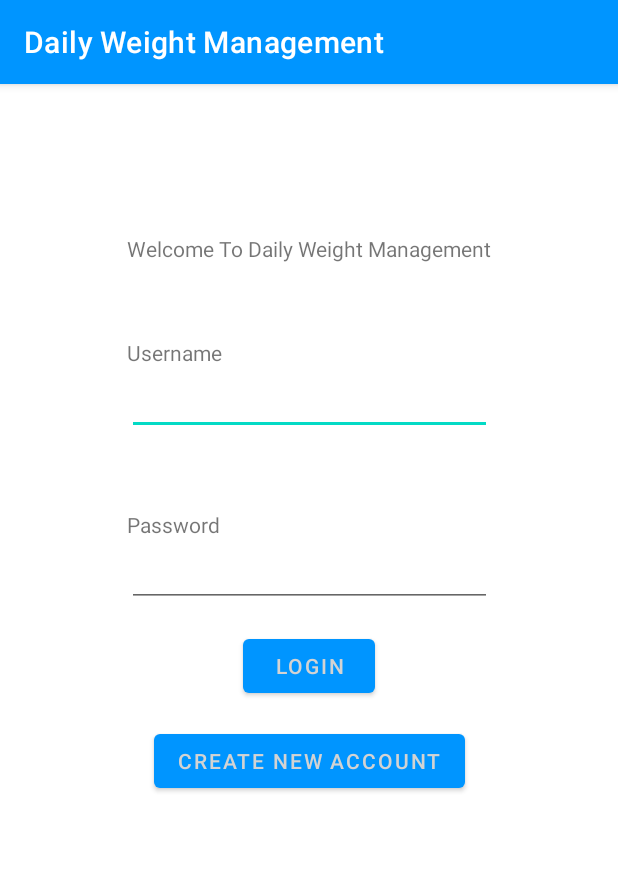
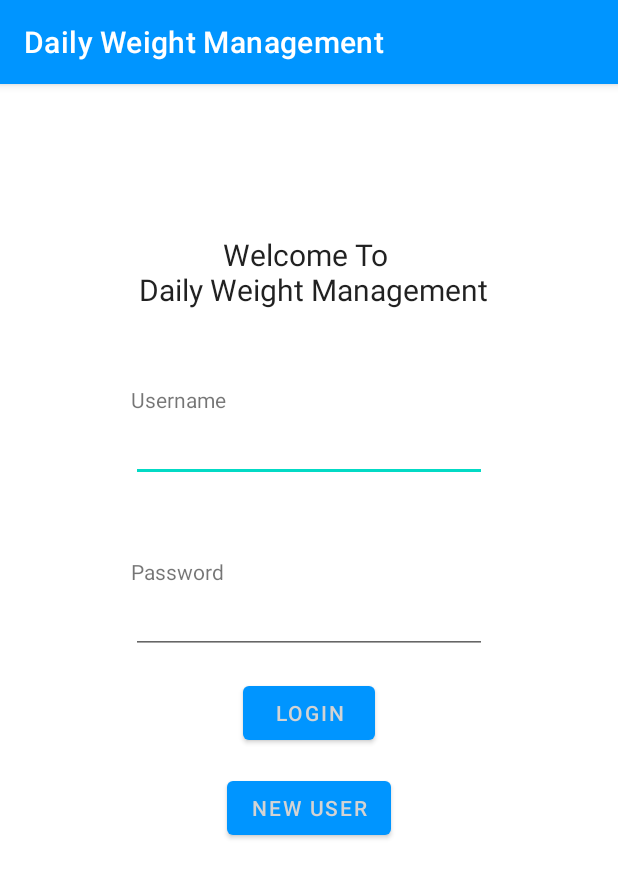
Before and after one commit to Igthife/Igthife.github.io, an Android app: the screen it shows after launch (LoginActivity), on a phone screen of 412 x 824 dp. Shown: the top 878 px of the screen. Run offline under Robolectric (Android 15) with nearby library versions, the phone set to English and light mode, and no system bars; our stand-ins replace Room's generated code.

Commit message:
Login mostly complete

```diff
--- a/CS360ArtifactSamuelHemond/app/src/main/java/com/example/cs360project3samuelhemond/LoginActivity.java
+++ b/CS360ArtifactSamuelHemond/app/src/main/java/com/example/cs360project3samuelhemond/LoginActivity.java
@@ -20,10 +20,12 @@ public class LoginActivity extends AppCompatActivity {
     @Override
     protected void onCreate(Bundle savedInstanceState) {
         super.onCreate(savedInstanceState);
-        setContentView(R.layout.login);
+        setContentView(R.layout.activity_login);
         //setup views
-        userNameView = findViewById(R.id.usernameInput);
-        passwordView = findViewById(R.id.passwordInput);
+        userNameView = findViewById(R.id.usernameInputLogin);
+        passwordView = findViewById(R.id.passwordInputLogin);
+
+        //get singleton for database
         weightRepository = WeightRepository.getInstance(this);
     }
 
@@ -46,7 +48,13 @@ public class LoginActivity extends AppCompatActivity {
 
     }
 
-    //uses login edit texts and creates user if inputs are 1 or longer and account doesn't exist
+    //method to open the register user activity
+    public void openRegisterActivity(View view){
+        Intent intent = new Intent(this, RegisterUserActivity.class);
+        startActivity(intent);      //send intent without user info
+    }
+
+    /*//uses login edit texts and creates user if inputs are 1 or longer and account doesn't exist
     public void newUserAttempt(View view){
         String username = userNameView.getText().toString();
         String password = passwordView.getText().toString();
@@ -78,5 +86,5 @@ public class LoginActivity extends AppCompatActivity {
         initGoalWeight.setWeight(0);
         initGoalWeight.setUserId(newUser.getId());
         weightRepository.addGoalWeight(initGoalWeight);
-    }
+    }*/
 }
--- a/CS360ArtifactSamuelHemond/app/src/main/java/com/example/cs360project3samuelhemond/MainActivity.java
+++ b/CS360ArtifactSamuelHemond/app/src/main/java/com/example/cs360project3samuelhemond/MainActivity.java
@@ -37,10 +37,13 @@ public class MainActivity extends AppCompatActivity {
         super.onCreate(savedInstanceState);
         setContentView(R.layout.activity_main);
 
+        //get views from xml
         goalWeightTextView = findViewById(R.id.goalWeight);
         recyclerView = findViewById(R.id.weightTable);
 
+        //get singleton for database
         weightRepository = WeightRepository.getInstance(this);
+
         //retrieve user ID from intent for uses in program
         Intent intent = getIntent();
         userID = intent.getLongExtra("userID", 0);
--- a/CS360ArtifactSamuelHemond/app/src/main/java/com/example/cs360project3samuelhemond/WeightRepository.java
+++ b/CS360ArtifactSamuelHemond/app/src/main/java/com/example/cs360project3samuelhemond/WeightRepository.java
@@ -57,8 +57,10 @@ public class WeightRepository {
         return mUserDao.getUserById(id);
     }
 
-    public User getUserByName(String userName){
-        return mUserDao.getUserByName(userName);
+    //method to safely check if user exists without returning user FIXME test
+    public Boolean checkUserByName(String userName){
+
+        return (null == mUserDao.getUserByName(userName));
     }
 
     public User getUser(String userName, String password){
--- a/CS360ArtifactSamuelHemond/app/src/main/res/layout/login.xml
+++ b/CS360ArtifactSamuelHemond/app/src/main/res/layout/activity_login.xml
@@ -8,10 +8,11 @@
 
 
     <TextView
-        android:id="@+id/welcomeText"
+        android:id="@+id/welcomeTextLogin"
         android:layout_width="wrap_content"
         android:layout_height="wrap_content"
         android:text="@string/app_welcome"
+        style="@style/titleText"
         app:layout_constraintLeft_toLeftOf="parent"
         app:layout_constraintRight_toRightOf="parent"
         app:layout_constraintTop_toTopOf="parent"
@@ -19,38 +20,39 @@
         android:layout_marginBottom="100dp"/>
 
     <TextView
-        android:id="@+id/usernamePrompt"
+        android:id="@+id/usernamePromptLogin"
         android:layout_width="wrap_content"
         android:layout_height="wrap_content"
         android:text="@string/username_credentials"
-        app:layout_constraintLeft_toLeftOf="@id/welcomeText"
-        app:layout_constraintTop_toBottomOf="@id/welcomeText"
+        app:layout_constraintLeft_toLeftOf="@id/welcomeTextLogin"
+        app:layout_constraintTop_toBottomOf="@id/welcomeTextLogin"
         android:layout_marginTop="50dp"/>
 
     <EditText
-        android:id="@+id/usernameInput"
+        android:id="@+id/usernameInputLogin"
         android:layout_width="0dp"
         android:layout_height="wrap_content"
-        app:layout_constraintLeft_toLeftOf="@id/usernamePrompt"
-        app:layout_constraintRight_toRightOf="@id/welcomeText"
-        app:layout_constraintTop_toBottomOf="@id/usernamePrompt" />
+        app:layout_constraintLeft_toLeftOf="@id/usernamePromptLogin"
+        app:layout_constraintRight_toRightOf="@id/welcomeTextLogin"
+        app:layout_constraintTop_toBottomOf="@id/usernamePromptLogin" />
 
     <TextView
-        android:id="@+id/passwordPrompt"
+        android:id="@+id/passwordPromptLogin"
         android:layout_width="wrap_content"
         android:layout_height="wrap_content"
         android:text="@string/password_credentials"
-        app:layout_constraintLeft_toLeftOf="@id/welcomeText"
-        app:layout_constraintTop_toBottomOf="@id/usernameInput"
+        app:layout_constraintLeft_toLeftOf="@id/welcomeTextLogin"
+        app:layout_constraintTop_toBottomOf="@id/usernameInputLogin"
         android:layout_marginTop="50dp"/>
+
     <EditText
-        android:id="@+id/passwordInput"
+        android:id="@+id/passwordInputLogin"
         android:layout_width="0dp"
         android:layout_height="wrap_content"
         android:inputType="textPassword"
-        app:layout_constraintLeft_toLeftOf="@id/usernamePrompt"
-        app:layout_constraintRight_toRightOf="@id/welcomeText"
-        app:layout_constraintTop_toBottomOf="@id/passwordPrompt" />
+        app:layout_constraintLeft_toLeftOf="@id/usernamePromptLogin"
+        app:layout_constraintRight_toRightOf="@id/welcomeTextLogin"
+        app:layout_constraintTop_toBottomOf="@id/passwordPromptLogin" />
 
     <Button
         android:id="@+id/loginButton"
@@ -60,15 +62,15 @@
         android:onClick="loginAttempt"
         app:layout_constraintLeft_toLeftOf="parent"
         app:layout_constraintRight_toRightOf="parent"
-        app:layout_constraintTop_toBottomOf="@id/passwordInput"
+        app:layout_constraintTop_toBottomOf="@id/passwordInputLogin"
         android:layout_margin="15dp"/>
 
     <Button
-        android:id="@+id/newUserButton"
+        android:id="@+id/registerButton"
         android:layout_width="wrap_content"
         android:layout_height="wrap_content"
         android:text="@string/new_user_button"
-        android:onClick="newUserAttempt"
+        android:onClick="openRegisterActivity"
         app:layout_constraintLeft_toLeftOf="parent"
         app:layout_constraintRight_toRightOf="parent"
         app:layout_constraintTop_toBottomOf="@id/loginButton"
--- a/CS360ArtifactSamuelHemond/app/src/main/res/values/strings.xml
+++ b/CS360ArtifactSamuelHemond/app/src/main/res/values/strings.xml
@@ -1,10 +1,12 @@
 <resources>
     <string name="app_name">Daily Weight Management</string>
-    <string name="app_welcome"> Welcome To Daily Weight Management</string>
+    <string name="app_welcome">Welcome To \n Daily Weight Management</string>
+    <string name="new_user_title">Register New User</string>
     <string name="username_credentials">Username</string>
     <string name="password_credentials">Password</string>
+    <string name="phone_number_credentials">Phone Number (Optional)</string>
     <string name="login_button">Login</string>
-    <string name="new_user_button">Create New Account</string>
+    <string name="new_user_button">New User</string>
     <string name="contact_me">Provide SMS \n Permissions</string>
     <string name="logout">Logout</string>
     <string name="new_weight">Input new weight \n Or set goal Weight</string>
--- a/CS360ArtifactSamuelHemond/app/src/main/res/values/style.xml
+++ b/CS360ArtifactSamuelHemond/app/src/main/res/values/style.xml
@@ -11,4 +11,8 @@
     <style name="scrollMenu" parent="ThemeOverlay.AppCompat">
         <item name="android:textColor">#000000</item>
     </style>
+    <style name="titleText" parent="TextAppearance.AppCompat">
+        <item name="android:textSize">20dp</item>
+        <item name="android:gravity">center</item>
+    </style>
 </resources>
```
Also changed, not shown: CS360ArtifactSamuelHemond/app/src/main/AndroidManifest.xml (+9 -7 lines), CS360ArtifactSamuelHemond/app/src/main/java/com/example/cs360project3samuelhemond/RegisterUserActivity.java (added, +94 -0 lines), CS360ArtifactSamuelHemond/app/src/main/res/layout/activity_register_user.xml (added, +87 -0 lines).
